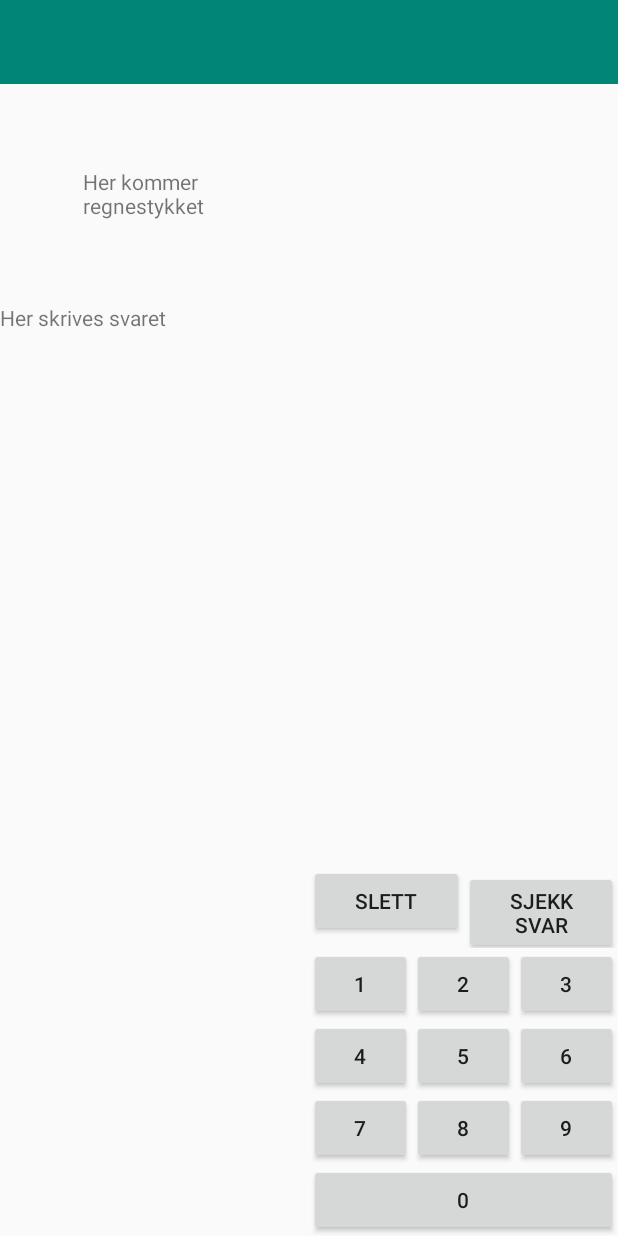
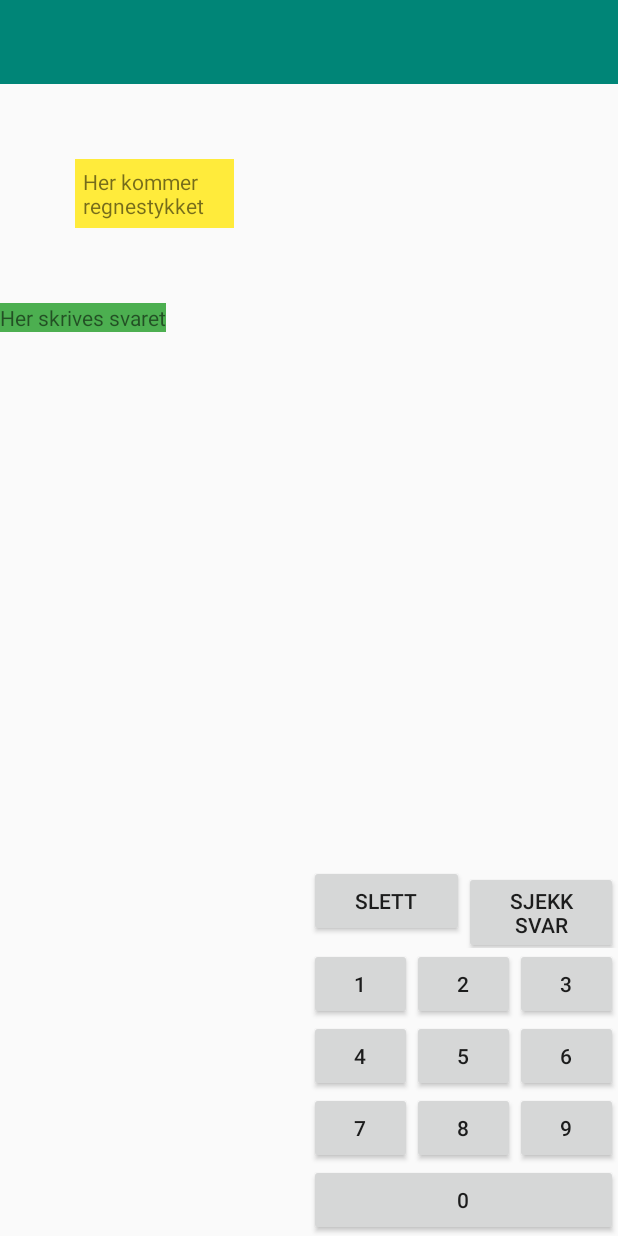
Before and after one commit to hartvigor/MathZoo, an Android app: the layout activity_game_horizontal.xml on its own in the app's theme, with its tools: preview values and no code run, on a phone screen of 412 x 824 dp. Run offline under Robolectric (Android 15) with nearby library versions, the light colour scheme and no system bars.

```diff
--- /dev/null
+++ b/app/src/main/java/no/hartvigor/s306386mappe1/GameResults.java
@@ -0,0 +1,4 @@
+package no.hartvigor.s306386mappe1;
+
+public class GameResults {
+}
--- a/app/src/main/res/layout/activity_game_horizontal.xml
+++ b/app/src/main/res/layout/activity_game_horizontal.xml
@@ -35,28 +35,31 @@
             android:orientation="vertical">
 
             <TextView
-                android:id="@+id/editText_question"
+                android:id="@+id/game_math_question"
                 android:layout_width="match_parent"
                 android:layout_height="wrap_content"
                 android:layout_alignParentTop="true"
                 android:layout_margin="50dp"
                 android:layout_marginTop="48dp"
+                tools:background="#FFEB3B"
                 android:padding="5dp"
                 app:layout_constraintBottom_toTopOf="@+id/linearLayout"
                 app:layout_constraintEnd_toEndOf="parent"
-                app:layout_constraintHorizontal_bias="0.404"
+                app:layout_constraintHorizontal_bias="0.494"
                 app:layout_constraintStart_toStartOf="parent"
                 app:layout_constraintTop_toTopOf="parent"
+                app:layout_constraintVertical_bias="0.439"
                 tools:text="Her kommer regnestykket" />
 
             <TextView
-                android:id="@+id/textView_answer_field"
+                android:id="@+id/game_answer_field"
                 android:layout_width="wrap_content"
                 android:layout_height="wrap_content"
+                tools:background="#4CAF50"
+                app:layout_constraintBottom_toTopOf="@+id/linearLayout"
                 app:layout_constraintEnd_toEndOf="parent"
                 app:layout_constraintStart_toStartOf="parent"
-                app:layout_constraintTop_toBottomOf="@+id/editText_answer"
-                app:layout_constraintVertical_bias="0.16000003"
+                app:layout_constraintTop_toBottomOf="@+id/toolbar"
                 tools:text="Her skrives svaret" />
         </LinearLayout>
 
```
Also changed, not shown: app/src/main/java/no/hartvigor/s306386mappe1/GameActivity.java (+87 -24 lines), app/src/main/java/no/hartvigor/s306386mappe1/GameHolder.java (added, +16 -0 lines), app/src/main/java/no/hartvigor/s306386mappe1/GameItem.java (+40 -1 lines).
